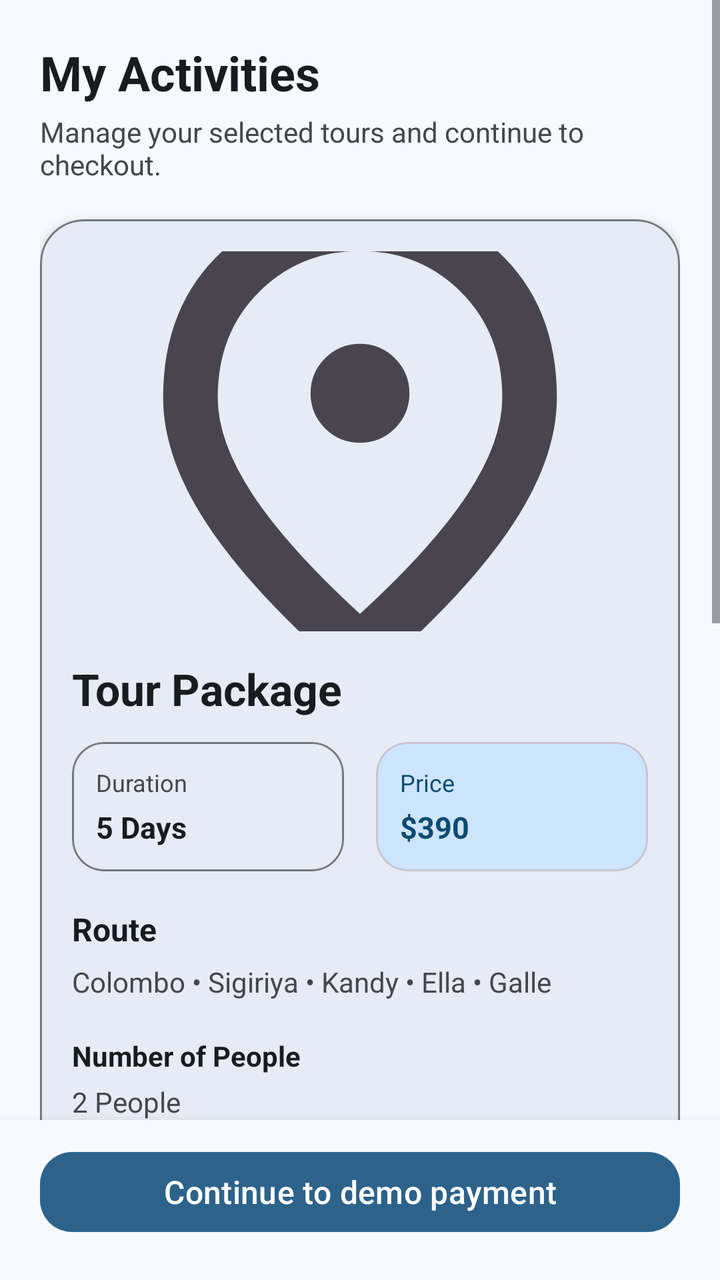
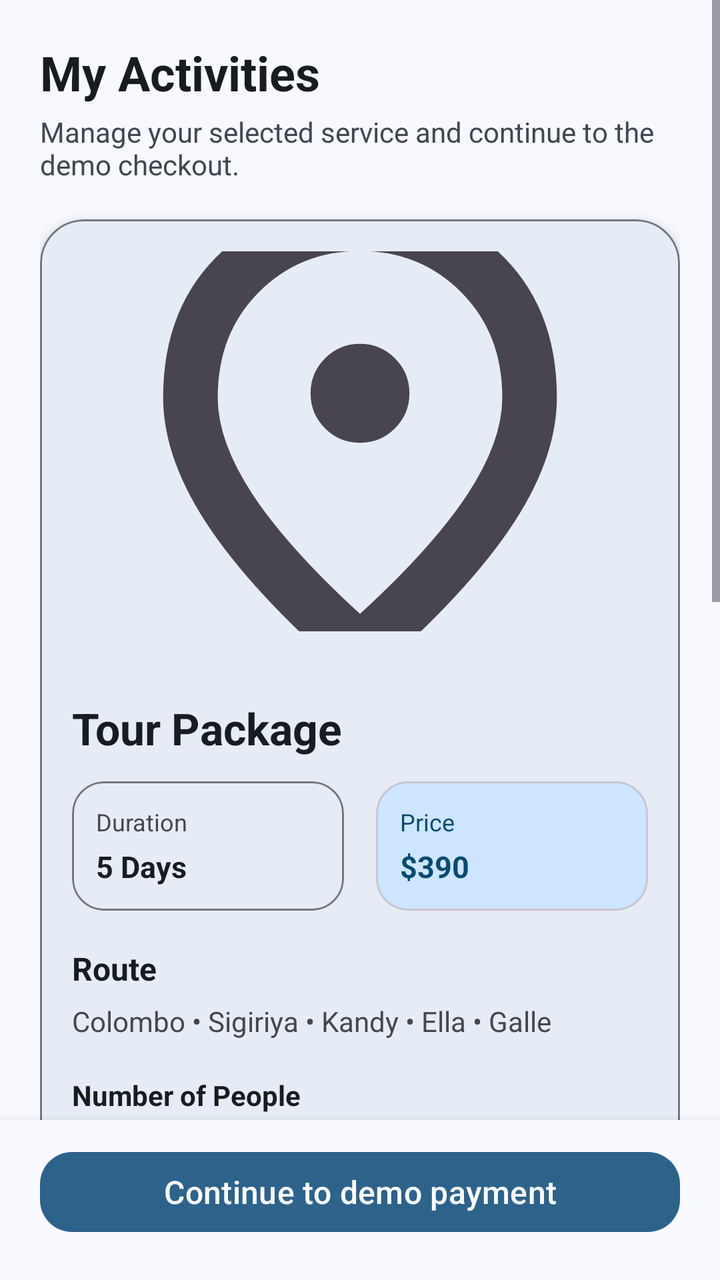

Screens rendered from an Android XML layout before and after an edit, with the pre-edit source and the edit as a unified diff.
<!-- AndroidManifest.xml: application theme Theme.Smart_tourism -->
<!-- res/layout/fragment_my_activities.xml -->
<?xml version="1.0" encoding="utf-8"?>
<LinearLayout xmlns:android="http://schemas.android.com/apk/res/android"
    xmlns:app="http://schemas.android.com/apk/res-auto"
    android:layout_width="match_parent"
    android:layout_height="match_parent"
    android:background="@color/md_theme_background"
    android:orientation="vertical">

    <ScrollView
        android:layout_width="match_parent"
        android:layout_height="0dp"
        android:layout_weight="1"
        android:fillViewport="true">

        <LinearLayout
            android:layout_width="match_parent"
            android:layout_height="wrap_content"
            android:orientation="vertical"
            android:padding="20dp">

            <TextView
                android:layout_width="wrap_content"
                android:layout_height="wrap_content"
                android:text="@string/my_activity_title"
                android:textColor="@color/md_theme_onBackground"
                android:textSize="24sp"
                android:textStyle="bold" />

            <TextView
                android:layout_width="match_parent"
                android:layout_height="wrap_content"
                android:layout_marginTop="4dp"
                android:text="@string/my_activity_subtitle"
                android:textColor="@color/md_theme_onSurfaceVariant"
                android:textSize="14sp" />

            <com.google.android.material.card.MaterialCardView
                android:id="@+id/activityCard"
                android:layout_width="match_parent"
                android:layout_height="wrap_content"
                android:layout_marginTop="18dp"
                app:cardBackgroundColor="@color/md_theme_surface"
                app:cardCornerRadius="22dp"
                app:cardElevation="3dp"
                app:strokeColor="@color/md_theme_outline"
                app:strokeWidth="1dp">

                <LinearLayout
                    android:layout_width="match_parent"
                    android:layout_height="wrap_content"
                    android:orientation="vertical"
                    android:padding="16dp">

                    <ImageView
                        android:id="@+id/imgPackage"
                        android:layout_width="match_parent"
                        android:layout_height="190dp"
                        android:scaleType="centerCrop"
                        android:src="@drawable/location_on_24px" />

                    <TextView
                        android:id="@+id/txtTitle"
                        android:layout_width="match_parent"
                        android:layout_height="wrap_content"
                        android:layout_marginTop="14dp"
                        android:text="@string/package_default_title"
                        android:textColor="@color/md_theme_onSurface"
                        android:textSize="22sp"
                        android:textStyle="bold" />

                    <LinearLayout
                        android:layout_width="match_parent"
                        android:layout_height="wrap_content"
                        android:layout_marginTop="12dp"
                        android:orientation="horizontal">

                        <com.google.android.material.card.MaterialCardView
                            android:layout_width="0dp"
                            android:layout_height="wrap_content"
                            android:layout_weight="1"
                            android:layout_marginEnd="8dp"
                            app:cardBackgroundColor="@color/md_theme_surface"
                            app:cardCornerRadius="16dp"
                            app:cardElevation="0dp"
                            app:strokeColor="@color/md_theme_outline"
                            app:strokeWidth="1dp">

                            <LinearLayout
                                android:layout_width="match_parent"
                                android:layout_height="wrap_content"
                                android:orientation="vertical"
                                android:padding="12dp">

                                <TextView
                                    android:layout_width="wrap_content"
                                    android:layout_height="wrap_content"
                                    android:text="@string/package_duration_label"
                                    android:textColor="@color/md_theme_onSurfaceVariant"
                                    android:textSize="12sp" />

                                <TextView
                                    android:id="@+id/txtDuration"
                                    android:layout_width="wrap_content"
                                    android:layout_height="wrap_content"
                                    android:layout_marginTop="4dp"
                                    android:text="@string/package_default_duration"
                                    android:textColor="@color/md_theme_onSurface"
                                    android:textSize="15sp"
                                    android:textStyle="bold" />
                            </LinearLayout>
                        </com.google.android.material.card.MaterialCardView>

                        <com.google.android.material.card.MaterialCardView
                            android:layout_width="0dp"
                            android:layout_height="wrap_content"
                            android:layout_weight="1"
                            android:layout_marginStart="8dp"
                            app:cardBackgroundColor="@color/md_theme_primaryContainer"
                            app:cardCornerRadius="16dp"
                            app:cardElevation="0dp">

                            <LinearLayout
                                android:layout_width="match_parent"
                                android:layout_height="wrap_content"
                                android:orientation="vertical"
                                android:padding="12dp">

                                <TextView
                                    android:layout_width="wrap_content"
                                    android:layout_height="wrap_content"
                                    android:text="@string/package_price_label"
                                    android:textColor="@color/md_theme_onPrimaryContainer"
                                    android:textSize="12sp" />

                                <TextView
                                    android:id="@+id/txtPrice"
                                    android:layout_width="wrap_content"
                                    android:layout_height="wrap_content"
                                    android:layout_marginTop="4dp"
                                    android:text="$390"
                                    android:textColor="@color/md_theme_onPrimaryContainer"
                                    android:textSize="15sp"
                                    android:textStyle="bold" />
                            </LinearLayout>
                        </com.google.android.material.card.MaterialCardView>
                    </LinearLayout>

                    <TextView
                        android:layout_width="match_parent"
                        android:layout_height="wrap_content"
                        android:layout_marginTop="18dp"
                        android:text="@string/package_route_label"
                        android:textColor="@color/md_theme_onSurface"
                        android:textSize="16sp"
                        android:textStyle="bold" />

                    <TextView
                        android:id="@+id/txtRoute"
                        android:layout_width="match_parent"
                        android:layout_height="wrap_content"
                        android:layout_marginTop="6dp"
                        android:text="Colombo • Sigiriya • Kandy • Ella • Galle"
                        android:textColor="@color/md_theme_onSurfaceVariant"
                        android:textSize="14sp" />

                    <LinearLayout
                        android:layout_width="match_parent"
                        android:layout_height="wrap_content"
                        android:layout_marginTop="18dp"
                        android:orientation="vertical">

                        <TextView
                            android:layout_width="match_parent"
                            android:layout_height="wrap_content"
                            android:text="@string/package_pax_label"
                            android:textColor="@color/md_theme_onSurface"
                            android:textSize="14sp"
                            android:textStyle="bold" />

                        <TextView
                            android:id="@+id/txtPax"
                            android:layout_width="match_parent"
                            android:layout_height="wrap_content"
                            android:layout_marginTop="4dp"
                            android:text="2 People"
                            android:textColor="@color/md_theme_onSurfaceVariant"
                            android:textSize="14sp" />

                        <TextView
                            android:layout_width="match_parent"
                            android:layout_height="wrap_content"
                            android:layout_marginTop="14dp"
                            android:text="@string/package_pickup_label"
                            android:textColor="@color/md_theme_onSurface"
                            android:textSize="14sp"
                            android:textStyle="bold" />

                        <TextView
                            android:id="@+id/txtPickup"
                            android:layout_width="match_parent"
                            android:layout_height="wrap_content"
                            android:layout_marginTop="4dp"
                            android:text="Colombo Hotel"
                            android:textColor="@color/md_theme_onSurfaceVariant"
                            android:textSize="14sp" />

                        <TextView
                            android:layout_width="match_parent"
                            android:layout_height="wrap_content"
                            android:layout_marginTop="14dp"
                            android:text="@string/package_mobile_label"
                            android:textColor="@color/md_theme_onSurface"
                            android:textSize="14sp"
                            android:textStyle="bold" />

                        <TextView
                            android:id="@+id/txtMobile"
                            android:layout_width="match_parent"
                            android:layout_height="wrap_content"
                            android:layout_marginTop="4dp"
                            android:text="+94770000000"
                            android:textColor="@color/md_theme_onSurfaceVariant"
                            android:textSize="14sp" />

                        <TextView
                            android:layout_width="match_parent"
                            android:layout_height="wrap_content"
                            android:layout_marginTop="14dp"
                            android:text="@string/booking_date_label"
                            android:textColor="@color/md_theme_onSurface"
                            android:textSize="14sp"
                            android:textStyle="bold" />

                        <TextView
                            android:id="@+id/txtTravelDate"
                            android:layout_width="match_parent"
                            android:layout_height="wrap_content"
                            android:layout_marginTop="4dp"
                            android:textColor="@color/md_theme_onSurfaceVariant"
                            android:textSize="14sp" />

                        <TextView
                            android:layout_width="match_parent"
                            android:layout_height="wrap_content"
                            android:layout_marginTop="14dp"
                            android:text="@string/booking_time_label"
                            android:textColor="@color/md_theme_onSurface"
                            android:textSize="14sp"
                            android:textStyle="bold" />

                        <TextView
                            android:id="@+id/txtTravelTime"
                            android:layout_width="match_parent"
                            android:layout_height="wrap_content"
                            android:layout_marginTop="4dp"
                            android:textColor="@color/md_theme_onSurfaceVariant"
                            android:textSize="14sp" />
                    </LinearLayout>

                    <com.google.android.material.button.MaterialButton
                        android:id="@+id/btnRemoveTour"
                        style="@style/Widget.Material3.Button.OutlinedButton"
                        android:layout_width="wrap_content"
                        android:layout_height="wrap_content"
                        android:layout_marginTop="20dp"
                        android:text="@string/remove_tour"
                        android:textAllCaps="false"
                        android:textColor="@color/md_theme_error"
                        app:strokeColor="@color/md_theme_error" />

                </LinearLayout>
            </com.google.android.material.card.MaterialCardView>

            <com.google.android.material.card.MaterialCardView
                android:id="@+id/emptyStateCard"
                android:layout_width="match_parent"
                android:layout_height="wrap_content"
                android:layout_marginTop="18dp"
                app:cardBackgroundColor="@color/md_theme_surface"
                app:cardCornerRadius="22dp"
                app:cardElevation="2dp"
                app:strokeColor="@color/md_theme_outline"
                app:strokeWidth="1dp">

                <LinearLayout
                    android:layout_width="match_parent"
                    android:layout_height="wrap_content"
                    android:gravity="center_horizontal"
                    android:orientation="vertical"
                    android:padding="24dp">

                    <TextView
                        android:layout_width="wrap_content"
                        android:layout_height="wrap_content"
                        android:text="@string/my_activity_empty_title"
                        android:textColor="@color/md_theme_onSurface"
                        android:textSize="18sp"
                        android:textStyle="bold" />

                    <TextView
                        android:layout_width="match_parent"
                        android:layout_height="wrap_content"
                        android:layout_marginTop="8dp"
                        android:gravity="center"
                        android:text="@string/my_activity_empty_message"
                        android:textColor="@color/md_theme_onSurfaceVariant"
                        android:textSize="14sp" />
                </LinearLayout>
            </com.google.android.material.card.MaterialCardView>

        </LinearLayout>
    </ScrollView>

    <LinearLayout
        android:layout_width="match_parent"
        android:layout_height="wrap_content"
        android:background="?android:attr/colorBackground"
        android:elevation="8dp"
        android:orientation="vertical"
        android:paddingStart="20dp"
        android:paddingTop="12dp"
        android:paddingEnd="20dp"
        android:paddingBottom="20dp">

        <com.google.android.material.button.MaterialButton
            android:id="@+id/btnCheckout"
            android:layout_width="match_parent"
            android:layout_height="wrap_content"
            android:text="@string/payment_continue_action"
            android:textAllCaps="false"
            android:textSize="16sp"
            app:cornerRadius="16dp" />

    </LinearLayout>

</LinearLayout>
<!-- resources referenced by this layout -->
<resources>
  <color name="md_theme_background">#F7F9FF</color>
  <color name="md_theme_error">#BA1A1A</color>
  <color name="md_theme_onBackground">#181C20</color>
  <color name="md_theme_onPrimaryContainer">#094A72</color>
  <color name="md_theme_onSurface">#181C20</color>
  <color name="md_theme_onSurfaceVariant">#42474E</color>
  <color name="md_theme_outline">#72787E</color>
  <color name="md_theme_primaryContainer">#CDE5FF</color>
  <color name="md_theme_surface">#F7F9FF</color>
  <!-- drawable location_on_24px (drawable) -->
  <vector xmlns:android="http://schemas.android.com/apk/res/android"
      android:width="24dp"
      android:height="24dp"
      android:viewportWidth="960"
      android:viewportHeight="960"
      android:tint="?attr/colorControlNormal">
    <path
        android:fillColor="@android:color/white"
        android:pathData="M538.29,458.29Q562.39,434.2 562.39,400Q562.39,365.8 538.29,341.71Q514.2,317.61 480,317.61Q445.8,317.61 421.71,341.71Q397.61,365.8 397.61,400Q397.61,434.2 421.71,458.29Q445.8,482.39 480,482.39Q514.2,482.39 538.29,458.29ZM480,767.54Q600.33,657.46 658.73,568.95Q717.13,480.43 717.13,407.04Q717.13,299.72 648.47,231.29Q579.8,162.87 480,162.87Q380.2,162.87 311.53,231.29Q242.87,299.72 242.87,407.04Q242.87,480.43 301.27,568.83Q359.67,657.22 480,767.54ZM480,888.13Q315.17,748.74 233.52,630.64Q151.87,512.54 151.87,407.04Q151.87,253.7 250.88,162.78Q349.89,71.87 480,71.87Q610.11,71.87 709.12,162.78Q808.13,253.7 808.13,407.04Q808.13,512.54 726.48,630.64Q644.83,748.74 480,888.13ZM480,400Q480,400 480,400Q480,400 480,400Q480,400 480,400Q480,400 480,400Q480,400 480,400Q480,400 480,400Q480,400 480,400Q480,400 480,400Z"/>
  </vector>
  <string name="booking_date_label">Travel date</string>
  <string name="booking_time_label">Pickup time</string>
  <string name="my_activity_empty_message">Your selected tours will appear here.</string>
  <string name="my_activity_empty_title">No activities yet</string>
  <string name="my_activity_subtitle">Manage your selected tours and continue to checkout.</string>
  <string name="my_activity_title">My Activities</string>
  <string name="package_default_duration">5 Days</string>
  <string name="package_default_title">Tour Package</string>
  <string name="package_duration_label">Duration</string>
  <string name="package_mobile_label">Mobile Number</string>
  <string name="package_pax_label">Number of People</string>
  <string name="package_pickup_label">Pickup Location</string>
  <string name="package_price_label">Price</string>
  <string name="package_route_label">Route</string>
  <string name="payment_continue_action">Continue to demo payment</string>
  <string name="remove_tour">Remove Tour</string>
  <color name="md_theme_primary">#2D628B</color>
  <color name="md_theme_onPrimary">#FFFFFF</color>
  <color name="md_theme_secondary">#51606F</color>
  <color name="md_theme_onSecondary">#FFFFFF</color>
  <color name="md_theme_secondaryContainer">#D4E4F6</color>
  <color name="md_theme_onSecondaryContainer">#394857</color>
  <color name="md_theme_tertiary">#67587A</color>
  <color name="md_theme_onTertiary">#FFFFFF</color>
  <color name="md_theme_tertiaryContainer">#EDDCFF</color>
  <color name="md_theme_onTertiaryContainer">#4F4061</color>
  <color name="md_theme_onError">#FFFFFF</color>
  <color name="md_theme_surfaceVariant">#DEE3EB</color>
  <!-- unchanged entries left out for length: 1 -->
</resources>

<!-- the commit's change to res/layout/fragment_my_activities.xml (unified diff, before → after) -->
@@ -59,10 +59,19 @@
                         android:src="@drawable/location_on_24px" />
 
                     <TextView
+                        android:id="@+id/activityServiceType"
+                        android:layout_width="match_parent"
+                        android:layout_height="wrap_content"
+                        android:layout_marginTop="12dp"
+                        android:textColor="@color/md_theme_primary"
+                        android:textSize="13sp"
+                        android:textStyle="bold" />
+
+                    <TextView
                         android:id="@+id/txtTitle"
                         android:layout_width="match_parent"
                         android:layout_height="wrap_content"
-                        android:layout_marginTop="14dp"
+                        android:layout_marginTop="4dp"
                         android:text="@string/package_default_title"
                         android:textColor="@color/md_theme_onSurface"
                         android:textSize="22sp"
<!-- resource entries referenced after the edit -->
@@ -22,9 +22,9 @@
   </vector>
   <string name="booking_date_label">Travel date</string>
   <string name="booking_time_label">Pickup time</string>
-  <string name="my_activity_empty_message">Your selected tours will appear here.</string>
+  <string name="my_activity_empty_message">Your selected tour, vehicle, or guide will appear here.</string>
   <string name="my_activity_empty_title">No activities yet</string>
-  <string name="my_activity_subtitle">Manage your selected tours and continue to checkout.</string>
+  <string name="my_activity_subtitle">Manage your selected service and continue to the demo checkout.</string>
   <string name="my_activity_title">My Activities</string>
   <string name="package_default_duration">5 Days</string>
   <string name="package_default_title">Tour Package</string>
@@ -35,7 +35,7 @@
   <string name="package_price_label">Price</string>
   <string name="package_route_label">Route</string>
   <string name="payment_continue_action">Continue to demo payment</string>
-  <string name="remove_tour">Remove Tour</string>
+  <string name="remove_tour">Remove service</string>
   <color name="md_theme_primary">#2D628B</color>
   <color name="md_theme_onPrimary">#FFFFFF</color>
   <color name="md_theme_secondary">#51606F</color>
